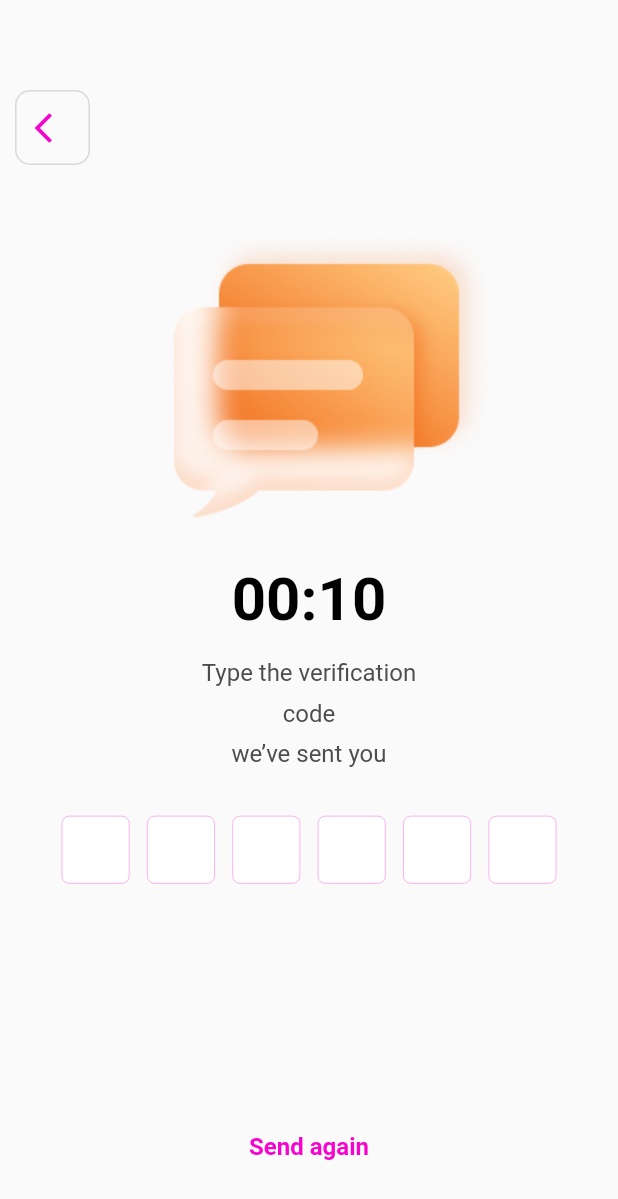
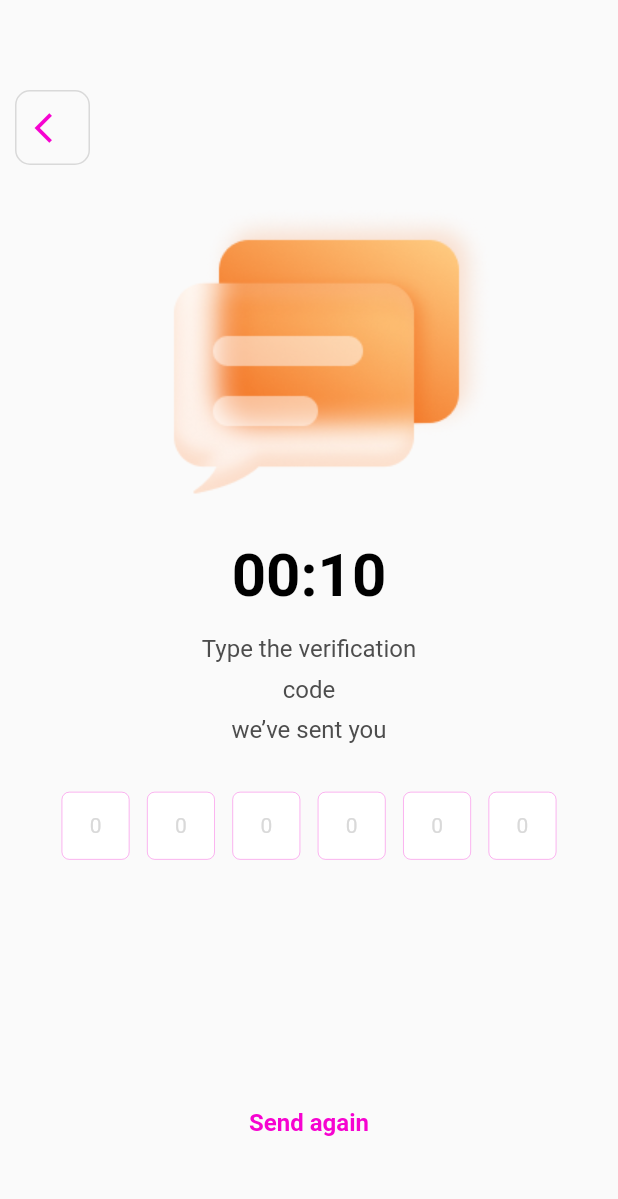
Before and after one commit to santoshsharma9757/lovoj_task, a Flutter app: the OtpVerificationScreen screen opened directly, on a phone screen of 412 x 824 dp. Shown: the top 1199 px of the screen. Run offline on Flutter 3.47's test engine with Material 2 defaults, Android fonts, the phone set to English and light mode, and no system bars; drawn by our look-alikes of pin_code_fields, timer_count_down; our stand-ins replace equatable, flutter_bloc, intl_phone_field, otp_text_field.

Commit message:
minor bug fixes

```diff
--- a/lib/core/constant/app_string.dart
+++ b/lib/core/constant/app_string.dart
@@ -26,6 +26,7 @@ class AppString {
   static const String privacyPolicy1 =
       'By creating an account or logging in, you agree to LOVOJ’s ';
   static const String privacyPolicy2 = 'Privacy Policy.';
+  static const String loginMesssage="Login Successfull !!!";
 
   //OTP Screen
 
--- a/lib/features/authentication/otp_verification/screen/otp_verification_screen.dart
+++ b/lib/features/authentication/otp_verification/screen/otp_verification_screen.dart
@@ -46,7 +46,6 @@ class _OtpVerificationScreenState extends State<OtpVerificationScreen> {
           children: [
             AppSpacing.vertical(50),
             _buildBackIcon(context),
-            AppSpacing.verticalMedium,
             _buildIconSection(),
             _buildTimerSection(),
             AppSpacing.verticalMedium,
@@ -155,6 +154,8 @@ class _OtpVerificationScreenState extends State<OtpVerificationScreen> {
           length: 6,
           obscureText: false,
           keyboardType: TextInputType.number,
+          hintCharacter: '0',
+          hintStyle: const TextStyle(color: AppColors.borderGrey),
           pinTheme: PinTheme(
             shape: PinCodeFieldShape.box,
             borderRadius: BorderRadius.circular(5),
--- a/lib/features/authentication/signup/screen/signup_screen.dart
+++ b/lib/features/authentication/signup/screen/signup_screen.dart
@@ -214,8 +214,8 @@ class _SignupScreenState extends State<SignupScreen> {
               backgroundColor: AppColors.primary,
               textColor: Colors.white,
               borderRadius: 12.0,
-             padding: const EdgeInsets.symmetric(
-                    vertical: AppPadding.medium, horizontal:AppPadding.large),
+              padding: const EdgeInsets.symmetric(
+                  vertical: AppPadding.medium, horizontal: AppPadding.large),
               isLoading: state is OtpLoadingState ? true : false,
             );
           }),
@@ -264,6 +264,7 @@ class _SignupScreenState extends State<SignupScreen> {
   _buildNeedHelpSection() {
     return Positioned(
         bottom: 20,
+        left: 12,
         child: Padding(
           padding: const EdgeInsets.all(AppPadding.medium),
           child: Row(
--- a/lib/features/main_screen/main_screen.dart
+++ b/lib/features/main_screen/main_screen.dart
@@ -1,4 +1,5 @@
 import 'package:flutter/material.dart';
+import 'package:lovoj_task/core/constant/app_text_style.dart';
 
 class MainScreen extends StatelessWidget {
   const MainScreen({super.key});
@@ -10,7 +11,7 @@ class MainScreen extends StatelessWidget {
         title: const Text("HOME"),
         centerTitle: true,
       ),
-      body: const Center(child: Text("WELCOME TO LOVOJ TECH")),
+      body: const Center(child: Text("WELCOME TO LOVOJ TECH",style: AppTextStyles.bodyText4,)),
     );
   }
 }
```
Also changed, not shown: lib/features/authentication/signin/screen/signin_screen.dart (+10 -4 lines).
